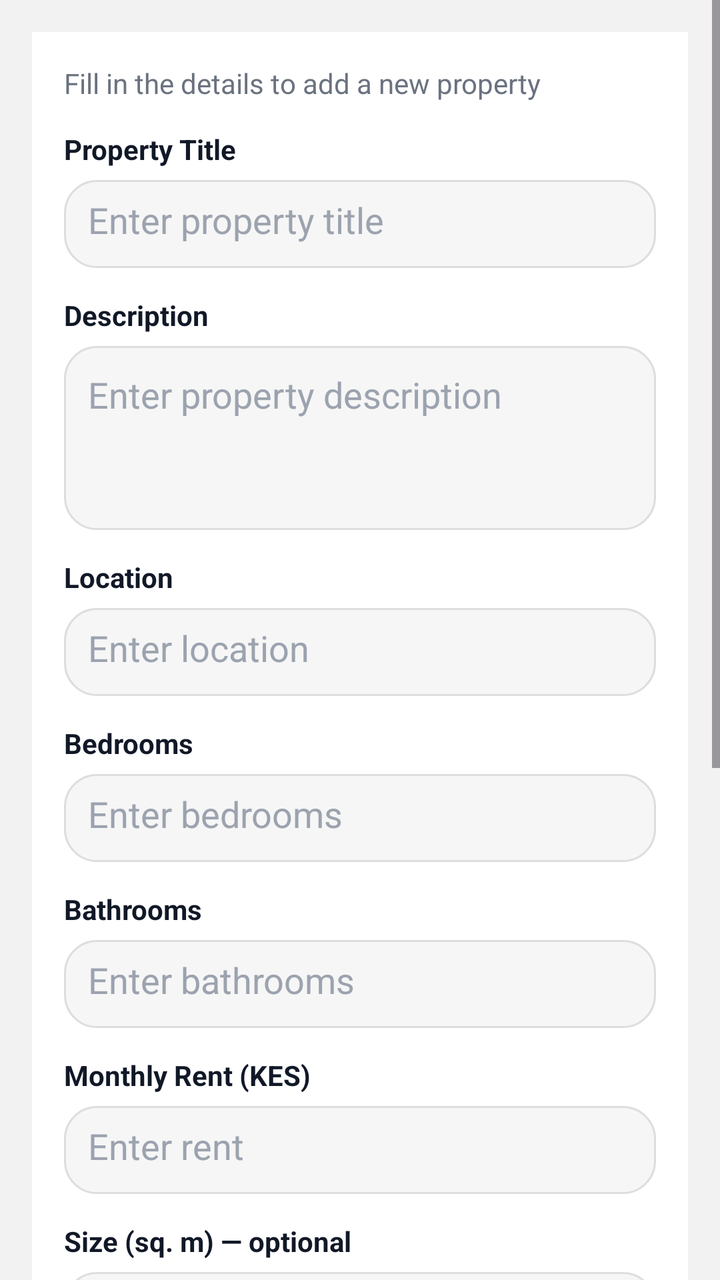
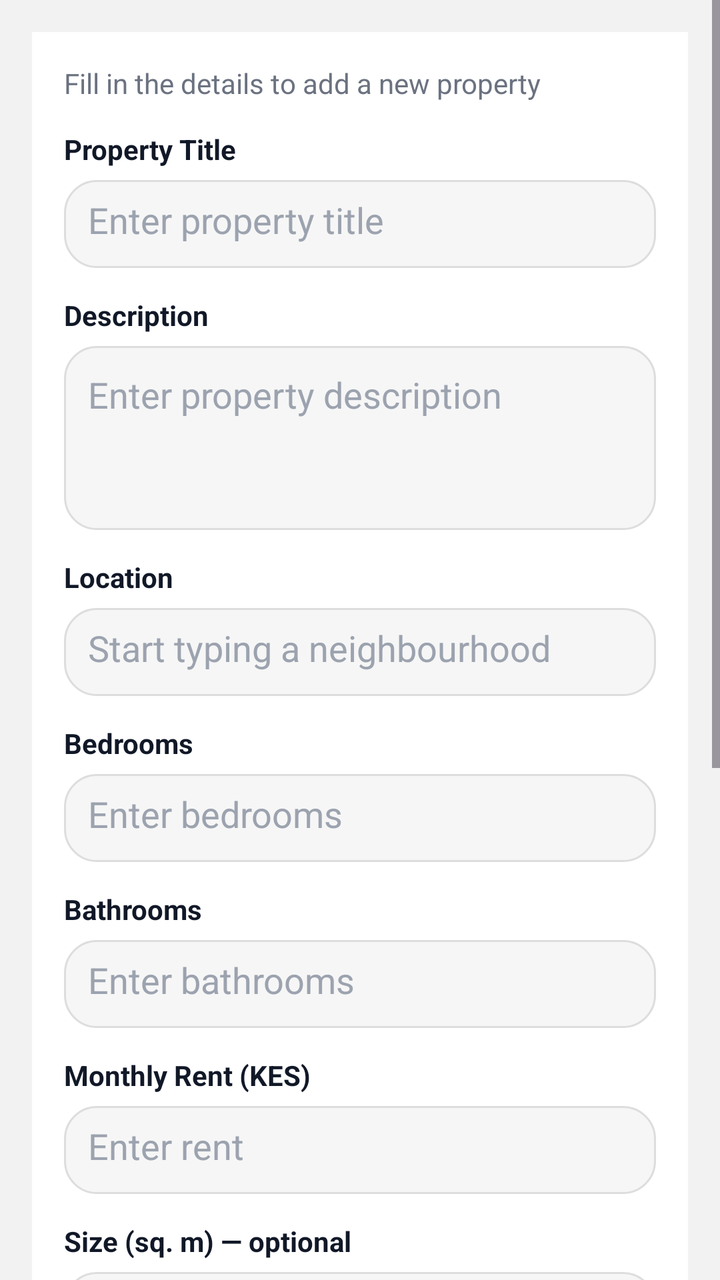

The first picture is an Android layout as it rendered before a commit; the second is the same layout after the commit. The layout source and the unified diff follow.
<!-- AndroidManifest.xml: application theme Theme.KodiWise -->
<!-- res/layout/activity_property_upload.xml -->
<?xml version="1.0" encoding="utf-8"?>
<ScrollView xmlns:android="http://schemas.android.com/apk/res/android"
    android:id="@+id/scrollUpload"
    android:layout_width="match_parent"
    android:layout_height="match_parent"
    android:background="#F2F2F2"
    android:fillViewport="true"
    android:overScrollMode="never">

    <LinearLayout
        android:layout_width="match_parent"
        android:layout_height="wrap_content"
        android:orientation="vertical"
        android:padding="16dp">

        
        <LinearLayout
            android:layout_width="match_parent"
            android:layout_height="wrap_content"
            android:orientation="vertical"
            android:background="@android:color/white"
            android:padding="16dp"
            android:elevation="6dp">

            
            <TextView
                android:id="@+id/tvSubtitle"
                android:layout_width="wrap_content"
                android:layout_height="wrap_content"
                android:text="Fill in the details to add a new property"
                android:textSize="14sp"
                android:textColor="#6B7280"
                android:layout_marginBottom="14dp" />

            
            <TextView
                android:layout_width="wrap_content"
                android:layout_height="wrap_content"
                android:text="Property Title"
                android:textStyle="bold"
                android:textColor="#111827"
                android:layout_marginBottom="6dp" />

            <EditText
                android:id="@+id/etTitle"
                android:layout_width="match_parent"
                android:layout_height="44dp"
                android:background="@drawable/input_rounded"
                android:padding="12dp"
                android:hint="Enter property title"
                android:inputType="text"
                android:textColor="#111827"
                android:textColorHint="#9CA3AF"
                android:layout_marginBottom="14dp" />

            
            <TextView
                android:layout_width="wrap_content"
                android:layout_height="wrap_content"
                android:text="Description"
                android:textStyle="bold"
                android:textColor="#111827"
                android:layout_marginBottom="6dp" />

            <EditText
                android:id="@+id/etDescription"
                android:layout_width="match_parent"
                android:layout_height="92dp"
                android:background="@drawable/input_rounded"
                android:padding="12dp"
                android:hint="Enter property description"
                android:inputType="textMultiLine"
                android:gravity="top"
                android:textColor="#111827"
                android:textColorHint="#9CA3AF"
                android:layout_marginBottom="14dp" />

            
            <TextView
                android:layout_width="wrap_content"
                android:layout_height="wrap_content"
                android:text="Location"
                android:textStyle="bold"
                android:textColor="#111827"
                android:layout_marginBottom="6dp" />

            <EditText
                android:id="@+id/etLocation"
                android:layout_width="match_parent"
                android:layout_height="44dp"
                android:background="@drawable/input_rounded"
                android:padding="12dp"
                android:hint="Enter location"
                android:inputType="text"
                android:textColor="#111827"
                android:textColorHint="#9CA3AF"
                android:layout_marginBottom="14dp" />

            
            <TextView
                android:layout_width="wrap_content"
                android:layout_height="wrap_content"
                android:text="Bedrooms"
                android:textStyle="bold"
                android:textColor="#111827"
                android:layout_marginBottom="6dp" />

            <EditText
                android:id="@+id/etBedrooms"
                android:layout_width="match_parent"
                android:layout_height="44dp"
                android:background="@drawable/input_rounded"
                android:padding="12dp"
                android:hint="Enter bedrooms"
                android:inputType="number"
                android:textColor="#111827"
                android:textColorHint="#9CA3AF"
                android:layout_marginBottom="14dp" />

            
            <TextView
                android:layout_width="wrap_content"
                android:layout_height="wrap_content"
                android:text="Bathrooms"
                android:textStyle="bold"
                android:textColor="#111827"
                android:layout_marginBottom="6dp" />

            <EditText
                android:id="@+id/etBathrooms"
                android:layout_width="match_parent"
                android:layout_height="44dp"
                android:background="@drawable/input_rounded"
                android:padding="12dp"
                android:hint="Enter bathrooms"
                android:inputType="number"
                android:textColor="#111827"
                android:textColorHint="#9CA3AF"
                android:layout_marginBottom="14dp" />

            
            <TextView
                android:layout_width="wrap_content"
                android:layout_height="wrap_content"
                android:text="Monthly Rent (KES)"
                android:textStyle="bold"
                android:textColor="#111827"
                android:layout_marginBottom="6dp" />

            <EditText
                android:id="@+id/etPrice"
                android:layout_width="match_parent"
                android:layout_height="44dp"
                android:background="@drawable/input_rounded"
                android:padding="12dp"
                android:hint="Enter rent"
                android:inputType="numberDecimal"
                android:textColor="#111827"
                android:textColorHint="#9CA3AF"
                android:layout_marginBottom="14dp" />

            <include layout="@layout/include_realistic_property_fields" />

            
            <androidx.appcompat.widget.AppCompatButton
                android:id="@+id/btnSubmitUpload"
                android:layout_width="match_parent"
                android:layout_height="44dp"
                android:text="Upload Property"
                android:textAllCaps="false"
                android:textSize="13sp"
                android:textColor="#FFFFFF"
                android:background="@drawable/btn_black_rounded"
                android:backgroundTint="@null"
                android:layout_marginBottom="12dp" />

            
            <TextView
                android:id="@+id/tvUploadStatus"
                android:layout_width="wrap_content"
                android:layout_height="wrap_content"
                android:text=""
                android:textSize="12sp"
                android:textColor="#6B7280" />

        </LinearLayout>

        <Space
            android:layout_width="match_parent"
            android:layout_height="18dp" />

    </LinearLayout>
</ScrollView>
<!-- res/layout/include_realistic_property_fields.xml (included above) -->
<?xml version="1.0" encoding="utf-8"?>
<merge xmlns:android="http://schemas.android.com/apk/res/android">

    
    <TextView
        android:layout_width="wrap_content"
        android:layout_height="wrap_content"
        android:text="Size (sq. m) — optional"
        android:textStyle="bold"
        android:textColor="#111827"
        android:layout_marginBottom="6dp" />

    <EditText
        android:id="@+id/etSqm"
        android:layout_width="match_parent"
        android:layout_height="44dp"
        android:background="@drawable/input_rounded"
        android:padding="12dp"
        android:hint="e.g. 65"
        android:inputType="numberDecimal"
        android:textColor="#111827"
        android:textColorHint="#9CA3AF"
        android:layout_marginBottom="6dp" />

    <CheckBox
        android:id="@+id/cbDontKnowSize"
        android:layout_width="wrap_content"
        android:layout_height="wrap_content"
        android:text="I don't know the size"
        android:textColor="#6B7280"
        android:layout_marginBottom="14dp" />

    <CheckBox
        android:id="@+id/cbFurnished"
        android:layout_width="wrap_content"
        android:layout_height="wrap_content"
        android:text="Furnished"
        android:textColor="#111827"
        android:layout_marginBottom="14dp" />

    
    <TextView
        android:layout_width="wrap_content"
        android:layout_height="wrap_content"
        android:text="Property Type"
        android:textStyle="bold"
        android:textColor="#111827"
        android:layout_marginBottom="6dp" />

    <RadioGroup
        android:id="@+id/rgPropertyType"
        android:layout_width="match_parent"
        android:layout_height="wrap_content"
        android:orientation="horizontal"
        android:layout_marginBottom="14dp">

        <RadioButton
            android:id="@+id/rbApartment"
            android:layout_width="0dp"
            android:layout_height="wrap_content"
            android:layout_weight="1"
            android:text="Apartment"
            android:checked="true"
            android:textSize="12sp" />

        <RadioButton
            android:id="@+id/rbHouse"
            android:layout_width="0dp"
            android:layout_height="wrap_content"
            android:layout_weight="1"
            android:text="House"
            android:textSize="12sp" />

        <RadioButton
            android:id="@+id/rbBedsitter"
            android:layout_width="0dp"
            android:layout_height="wrap_content"
            android:layout_weight="1"
            android:text="Bedsitter"
            android:textSize="12sp" />
    </RadioGroup>

    
    <LinearLayout
        android:id="@+id/headerAmenities"
        android:layout_width="match_parent"
        android:layout_height="wrap_content"
        android:orientation="horizontal"
        android:gravity="center_vertical"
        android:clickable="true"
        android:focusable="true"
        android:background="@drawable/bg_light_button"
        android:padding="10dp"
        android:layout_marginBottom="8dp">

        <TextView
            android:layout_width="0dp"
            android:layout_height="wrap_content"
            android:layout_weight="1"
            android:text="Amenities (optional)"
            android:textStyle="bold"
            android:textColor="#111827" />

        <TextView
            android:id="@+id/tvAmenitiesArrow"
            android:layout_width="wrap_content"
            android:layout_height="wrap_content"
            android:text="▸"
            android:textColor="#111827" />
    </LinearLayout>

    <LinearLayout
        android:id="@+id/layoutAmenities"
        android:layout_width="match_parent"
        android:layout_height="wrap_content"
        android:orientation="vertical"
        android:visibility="gone"
        android:layout_marginBottom="14dp">

        <CheckBox
            android:id="@+id/cbGenerator"
            android:layout_width="match_parent"
            android:layout_height="wrap_content"
            android:text="Generator" />

        <CheckBox
            android:id="@+id/cbBorehole"
            android:layout_width="match_parent"
            android:layout_height="wrap_content"
            android:text="Borehole" />

        <CheckBox
            android:id="@+id/cbCctv"
            android:layout_width="match_parent"
            android:layout_height="wrap_content"
            android:text="CCTV" />

        <CheckBox
            android:id="@+id/cbDsq"
            android:layout_width="match_parent"
            android:layout_height="wrap_content"
            android:text="DSQ (Servant Quarter)" />

        <CheckBox
            android:id="@+id/cbPlayArea"
            android:layout_width="match_parent"
            android:layout_height="wrap_content"
            android:text="Play Area" />

        <CheckBox
            android:id="@+id/cbGarden"
            android:layout_width="match_parent"
            android:layout_height="wrap_content"
            android:text="Garden" />

    </LinearLayout>

</merge>
<!-- resources referenced by this layout -->
<resources>
  <!-- drawable bg_light_button (drawable) -->
  <?xml version="1.0" encoding="utf-8"?>
  <shape xmlns:android="http://schemas.android.com/apk/res/android">
      <solid android:color="#E5E7EB" />
      <corners android:radius="12dp" />
  </shape>
  <!-- drawable btn_black_rounded (drawable) -->
  <?xml version="1.0" encoding="utf-8"?>
  <selector xmlns:android="http://schemas.android.com/apk/res/android">
  
      
      <item android:state_pressed="true">
          <shape android:shape="rectangle">
              <solid android:color="#111111"/>
              <corners android:radius="18dp"/>
          </shape>
      </item>
  
      
      <item>
          <shape android:shape="rectangle">
              <solid android:color="#000000"/>
              <corners android:radius="18dp"/>
          </shape>
      </item>
  
  </selector>
  <!-- drawable input_rounded (drawable) -->
  <?xml version="1.0" encoding="utf-8"?>
  <shape xmlns:android="http://schemas.android.com/apk/res/android">
      <solid android:color="#F6F6F6"/>
      <corners android:radius="16dp"/>
      <stroke android:width="1dp" android:color="#DDDDDD"/>
  </shape>
  <style name="Theme.KodiWise" parent="Base.Theme.KodiWise" />
  <style name="Base.Theme.KodiWise" parent="Theme.Material3.DayNight.NoActionBar">
          
          
      </style>
</resources>

<!-- the commit's change to res/layout/activity_property_upload.xml (unified diff, before → after) -->
@@ -84,14 +84,15 @@
                 android:textColor="#111827"
                 android:layout_marginBottom="6dp" />
 
-            <EditText
+            <AutoCompleteTextView
                 android:id="@+id/etLocation"
                 android:layout_width="match_parent"
                 android:layout_height="44dp"
                 android:background="@drawable/input_rounded"
                 android:padding="12dp"
-                android:hint="Enter location"
+                android:hint="Start typing a neighbourhood"
                 android:inputType="text"
+                android:completionThreshold="1"
                 android:textColor="#111827"
                 android:textColorHint="#9CA3AF"
                 android:layout_marginBottom="14dp" />
